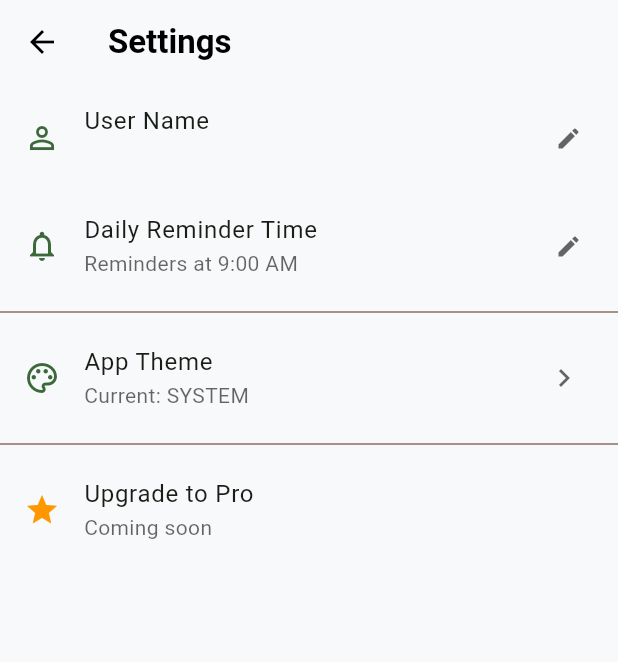
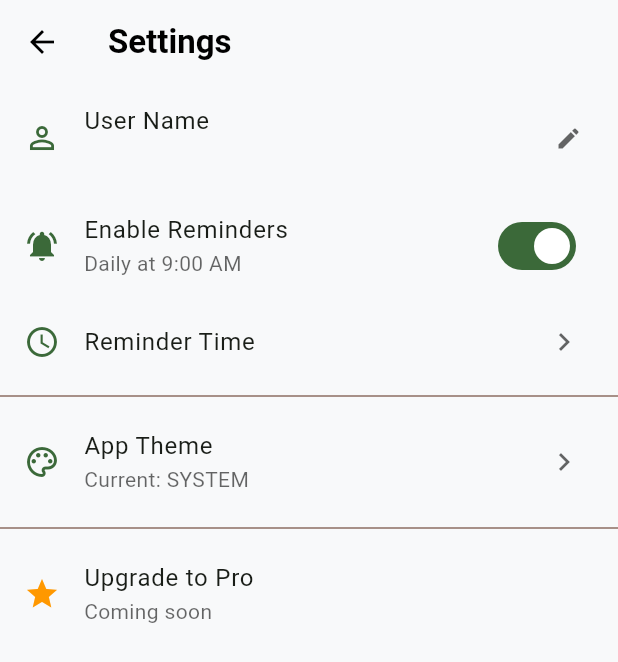
Before and after one commit to kimkev/dailydew, a Flutter app: the HomeScreen screen opened by its route, after a tap on the "settings" icon, on a phone screen of 412 x 824 dp. Shown: the top 662 px of the screen. Run offline on Flutter 3.47's test engine with Material 3 defaults, Android fonts, the phone set to English and light mode, and no system bars; our stand-ins replace flutter_local_notifications, flutter_timezone, shared_preferences, timezone; accounts and stored records are empty.

Commit message:
notification toggle in settings

```diff
--- a/lib/screens/home.dart
+++ b/lib/screens/home.dart
@@ -136,6 +136,7 @@ class _HomeScreenState extends State<HomeScreen> {
 
     return Scaffold(
       appBar: AppBar(
+        automaticallyImplyLeading: false,
         title: Text('Hi, ${taskProvider.userName}! 🌱'),
         actions: [
           IconButton(
--- a/lib/screens/settings.dart
+++ b/lib/screens/settings.dart
@@ -14,6 +14,7 @@ class SettingsScreen extends StatefulWidget {
 class _SettingsScreenState extends State<SettingsScreen> {
   TimeOfDay _reminderTime = const TimeOfDay(hour: 9, minute: 0);
   String _userName = "Gardener";
+  bool _notificationsEnabled = true;
 
   @override
   void initState() {
@@ -28,6 +29,7 @@ class _SettingsScreenState extends State<SettingsScreen> {
       final int hour = prefs.getInt('reminderHour') ?? 9;
       final int minute = prefs.getInt('reminderMinute') ?? 0;
       _reminderTime = TimeOfDay(hour: hour, minute: minute);
+      _notificationsEnabled = prefs.getBool('notificationsEnabled') ?? true;
     });
   }
 
@@ -138,6 +140,22 @@ class _SettingsScreenState extends State<SettingsScreen> {
     }
   }
 
+  Future<void> _toggleNotifications(bool value) async {
+    setState(() => _notificationsEnabled = value);
+
+    final prefs = await SharedPreferences.getInstance();
+    await prefs.setBool('notificationsEnabled', value);
+
+    if (mounted) {
+      ScaffoldMessenger.of(context).showSnackBar(
+        SnackBar(
+          content: Text(value ? "Reminders enabled" : "Reminders disabled"),
+          duration: const Duration(seconds: 1),
+        ),
+      );
+    }
+  }
+
   @override
   Widget build(BuildContext context) {
     final theme = Theme.of(context);
@@ -163,18 +181,26 @@ class _SettingsScreenState extends State<SettingsScreen> {
             onTap: _editName,
           ),
 
-          // 2. Notification Time
-          ListTile(
-            leading: Icon(
-              Icons.notifications_outlined,
+          // Notification Toggle Switch
+          SwitchListTile(
+            secondary: Icon(
+              Icons.notifications_active,
               color: colorScheme.primary,
             ),
-            title: const Text('Daily Reminder Time'),
+            title: const Text("Enable Reminders"),
             subtitle: Text(
-              'Reminders at ${_reminderTime.format(context)}',
+              "Daily at ${_reminderTime.format(context)}",
               style: TextStyle(color: theme.hintColor),
             ),
-            trailing: Icon(Icons.edit, size: 18, color: theme.hintColor),
+            value: _notificationsEnabled,
+            onChanged: _toggleNotifications,
+          ),
+
+          // Reminder Time (now just for editing the time)
+          ListTile(
+            leading: Icon(Icons.access_time, color: colorScheme.primary),
+            title: const Text('Reminder Time'),
+            trailing: Icon(Icons.chevron_right, color: theme.hintColor),
             onTap: _editTime,
           ),
 
--- a/lib/services/notification_service.dart
+++ b/lib/services/notification_service.dart
@@ -66,6 +66,11 @@ class NotificationService {
     }
 
     return false;
+  }
+
+  Future<bool> areNotificationsEnabled() async {
+    final prefs = await SharedPreferences.getInstance();
+    return prefs.getBool('notificationsEnabled') ?? true;
   }
 
   Future<void> schedulePlantReminder({
```
Also changed, not shown: lib/providers/task_provider.dart (+10 -6 lines).
